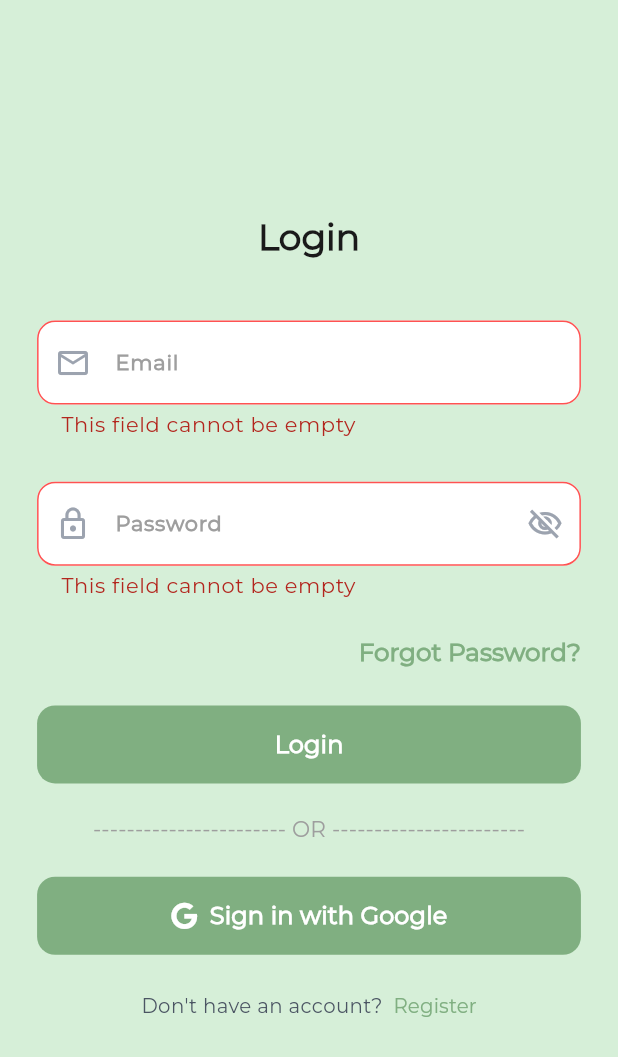
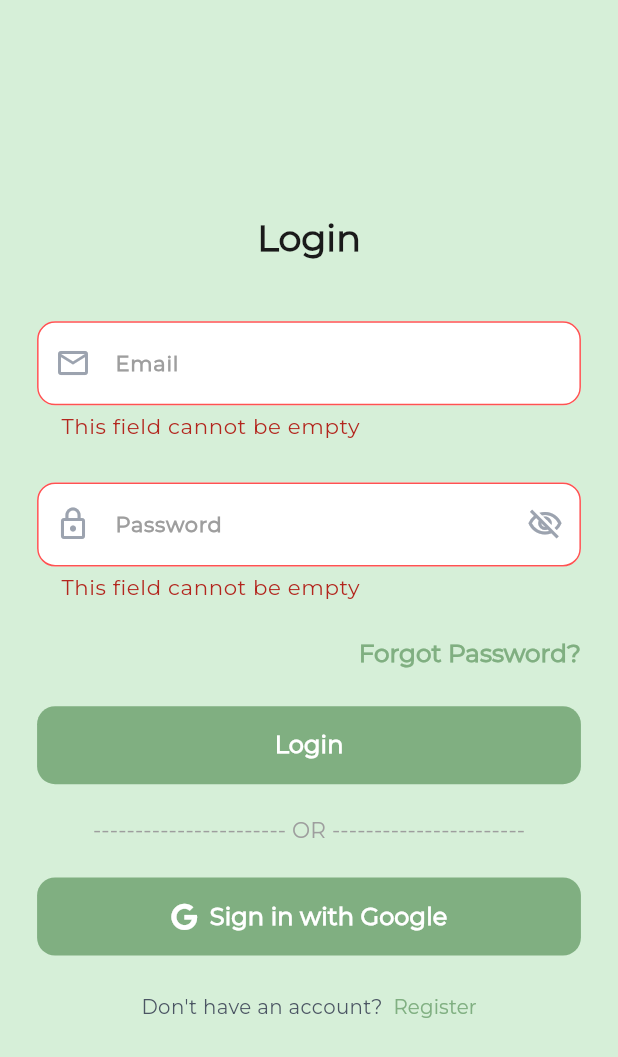
Before and after one commit to medo910/Depi-Project, a Flutter app: the screen it shows after launch, after a tap on "Skip", after a tap on "Login", on a phone screen of 412 x 824 dp. Shown: the top 1057 px of the screen. Run offline on Flutter 3.47's test engine with Material 3 defaults, Android fonts, the phone set to English and light mode, and no system bars; our stand-ins replace bloc, cached_network_image, cloud_firestore, dio, equatable, firebase_auth and 12 more; accounts and stored records are empty.

```diff
--- a/user_app/lib/core/theme/app_theme.dart
+++ b/user_app/lib/core/theme/app_theme.dart
@@ -1,15 +1,12 @@
 import 'package:flutter/material.dart';
-
-import '../utils/app_styles.dart';
-
-const String _fontFamily= 'Montserrat';
+import '../utils/app_styles.dart'; // تأكد إن الفايل ده متعدل ومستخدم فيه .sp
 
 class AppTheme {
+  // Light Theme
   static ThemeData lightTheme = ThemeData(
     scaffoldBackgroundColor: const Color(0xFFD6EFD8),
-    primaryColor: const Color(0xFF80AF81), // selected(dark) buttons, green text , user profile no photo
-    hintColor:  Color(0xFF508D4E),
-    // primaryColorLight:const Color(0xFF80AF81),
+    primaryColor: const Color(0xFF80AF81),
+    hintColor: const Color(0xFF508D4E),
     canvasColor: const Color(0xFF80AF81),
     appBarTheme: const AppBarTheme(
       backgroundColor: Colors.white,
@@ -27,158 +24,99 @@ class AppTheme {
       }),
     ),
     iconTheme: const IconThemeData(color: Colors.black),
-    textTheme: const  TextTheme(
-    // Display (الأكبر في الشاشة)
-    displayLarge: AppStyles.styleBold30Primary,   // 30px، رئيسي
-    displayMedium: AppStyles.styleBold24Dark,     // 24px، عناوين كبيرة
-    displaySmall: AppStyles.styleSemiBold24Dark,  // 24px، نسخة أخف
 
-    // Headline (عناوين فرعية)
-    headlineLarge: AppStyles.styleBold20Primary,  // 20px، رئيسي
-    headlineMedium: AppStyles.styleSemiBold20Dark, // 20px، أسود
-    headlineSmall: AppStyles.styleSemiBold18Dark, // 18px
+    // هنا بنستخدم الـ Styles اللي عملناها واللي المفروض تكون Responsive
+    textTheme: TextTheme(
+      displayLarge: AppStyles.styleBold30Primary,
+      displayMedium: AppStyles.styleBold24Dark,
+      displaySmall: AppStyles.styleSemiBold24Dark,
 
-    // Title (عناوين أصغر)
-    titleLarge: AppStyles.styleMedium18Muted,     // 18px، رمادي
-    titleMedium: AppStyles.styleMedium16Dark,     // 16px
-    titleSmall: AppStyles.styleMedium16Green,     // 16px أخضر
+      headlineLarge: AppStyles.styleBold20Primary,
+      headlineMedium: AppStyles.styleSemiBold20Dark,
+      headlineSmall: AppStyles.styleSemiBold18Dark,
 
-    // Body (النصوص العادية)
-    bodyLarge: AppStyles.styleMedium16Dark,       // 16px
-    bodyMedium: AppStyles.styleRegular16Muted,    // 16px رمادي
-    bodySmall: AppStyles.styleMedium14Dark,       // 14px
+      titleLarge: AppStyles.styleMedium18Muted,
+      titleMedium: AppStyles.styleMedium16Dark,
+      titleSmall: AppStyles.styleMedium16Green,
 
-    // Label (التسميات الصغيرة، أزرار ...)
-    labelLarge: AppStyles.styleMedium14Primary,   // 14px أخضر
-    labelMedium: AppStyles.styleMedium12Dark,     // 12px
-    labelSmall: AppStyles.styleRegular12Muted,    // 12px رمادي
-  ),
+      bodyLarge: AppStyles.styleMedium16Dark,
+      bodyMedium: AppStyles.styleRegular16Muted,
+      bodySmall: AppStyles.styleMedium14Dark,
+
+      labelLarge: AppStyles.styleMedium14Primary,
+      labelMedium: AppStyles.styleMedium12Dark,
+      labelSmall: AppStyles.styleRegular12Muted,
+    ),
   );
 
+  // Dark Theme (التعديل المهم هنا)
   static ThemeData darkTheme = ThemeData(
     brightness: Brightness.dark,
-    fontFamily: 'Montserrat',
-    scaffoldBackgroundColor: Color(0xFF1E1E1E),
-    primaryColor: Color(0xFF508D4E),
-    hintColor:  Color(0xFF508D4E),
-    canvasColor:const Color(0xFF2D2D2D),
+    fontFamily: 'Montserrat', // ده تمام عشان يبقى ديفولت
+    scaffoldBackgroundColor: const Color(0xFF1E1E1E),
+    primaryColor: const Color(0xFF508D4E),
+    hintColor: const Color(0xFF508D4E),
+    canvasColor: const Color(0xFF2D2D2D),
     appBarTheme: const AppBarTheme(
       backgroundColor: Color(0xFF2D2D2D),
       foregroundColor: Colors.white,
       elevation: 0,
     ),
-    // cardColor: Colors.white12 ,
-    cardColor: Color(0xFF2D2D2D),
+    cardColor: const Color(0xFF2D2D2D),
     switchTheme: SwitchThemeData(
       thumbColor: WidgetStateProperty.all(Colors.white),
       trackColor: WidgetStateProperty.resolveWith<Color>((states) {
         if (states.contains(WidgetState.selected)) {
-          return Color(0xFF508D4E);
+          return const Color(0xFF508D4E);
         }
         return Colors.grey;
       }),
     ),
     iconTheme: const IconThemeData(color: Colors.white),
-    textTheme: const TextTheme(
 
-      // Display (الأكبر في الشاشة)
-      displayLarge: TextStyle(
-        fontSize: 30,
-        fontWeight: FontWeight.w700,
-        fontFamily: _fontFamily,
-        color: Color(0xFFFFFFFF), // أبيض على دارك
-      ),
-      displayMedium: TextStyle(
-        fontSize: 24,
-        fontWeight: FontWeight.w700,
-        fontFamily: _fontFamily,
-        color: Color(0xFFFFFFFF),
-      ),
-      displaySmall: TextStyle(
-        fontSize: 24,
-        fontWeight: FontWeight.w600,
-        fontFamily: _fontFamily,
-        color: Color(0xFFE5E5E5), // أبيض فاتح شوي
+    // بدل ما نكتب الستايل من جديد، بناخد الستايل الأصلي ونغير لونه بس
+    textTheme: TextTheme(
+      // Display
+      displayLarge: AppStyles.styleBold30Primary.copyWith(color: Colors.white),
+      displayMedium: AppStyles.styleBold24Dark.copyWith(color: Colors.white),
+      displaySmall: AppStyles.styleSemiBold24Dark.copyWith(
+        color: const Color(0xFFE5E5E5),
       ),
 
-      // Headline (عناوين فرعية)
-      headlineLarge: TextStyle(
-        fontSize: 20,
-        fontWeight: FontWeight.w700,
-        fontFamily: _fontFamily,
-        color: Color(0xFF80AF81), // أخضر ثابت
+      // Headline
+      headlineLarge: AppStyles.styleBold20Primary.copyWith(
+        color: const Color(0xFF80AF81),
+      ), // نفس اللون بس كتبته للتأكيد
+      headlineMedium: AppStyles.styleSemiBold20Dark.copyWith(
+        color: Colors.white,
       ),
-      headlineMedium: TextStyle(
-        fontSize: 20,
-        fontWeight: FontWeight.w600,
-        fontFamily: _fontFamily,
-        color: Color(0xFFFFFFFF),
-      ),
-      headlineSmall: TextStyle(
-        fontSize: 18,
-        fontWeight: FontWeight.w600,
-        fontFamily: _fontFamily,
-        color: Color(0xFFE5E5E5),
+      headlineSmall: AppStyles.styleSemiBold18Dark.copyWith(
+        color: const Color(0xFFE5E5E5),
       ),
 
-      // Title (عناوين أصغر)
-      titleLarge: TextStyle(
-        fontSize: 18,
-        fontWeight: FontWeight.w500,
-        fontFamily: _fontFamily,
-        color: Color(0xFFD1D5DB), // رمادي فاتح
+      // Title
+      titleLarge: AppStyles.styleMedium18Muted.copyWith(
+        color: const Color(0xFFD1D5DB),
       ),
-      titleMedium: TextStyle(
-        fontSize: 16,
-        fontWeight: FontWeight.w500,
-        fontFamily: _fontFamily,
-        color: Color(0xFFFFFFFF),
-      ),
-      titleSmall: TextStyle(
-        fontSize: 16,
-        fontWeight: FontWeight.w500,
-        fontFamily: _fontFamily,
-        color: Color(0xFF16A34A), // أخضر ثابت
+      titleMedium: AppStyles.styleMedium16Dark.copyWith(color: Colors.white),
+      titleSmall: AppStyles.styleMedium16Green.copyWith(
+        color: const Color(0xFF16A34A),
       ),
 
-      // Body (النصوص العادية)
-      bodyLarge: TextStyle(
-        fontSize: 16,
-        fontWeight: FontWeight.w500,
-        fontFamily: _fontFamily,
-        color: Color(0xFFFFFFFF),
+      // Body
+      bodyLarge: AppStyles.styleMedium16Dark.copyWith(color: Colors.white),
+      bodyMedium: AppStyles.styleRegular16Muted.copyWith(
+        color: const Color(0xFFD1D5DB),
       ),
-      bodyMedium: TextStyle(
-        fontSize: 16,
-        fontWeight: FontWeight.w400,
-        fontFamily: _fontFamily,
-        color: Color(0xFFD1D5DB),
+      bodySmall: AppStyles.styleMedium14Dark.copyWith(color: Colors.white),
+
+      // Label
+      labelLarge: AppStyles.styleMedium14Primary.copyWith(
+        color: const Color(0xFF80AF81),
       ),
-      bodySmall: TextStyle(
-        fontSize: 14,
-        fontWeight: FontWeight.w500,
-        fontFamily: _fontFamily,
-        color: Color(0xFFFFFFFF),
-      ),
-
-      // Label (التسميات الصغيرة، أزرار ...)
-      labelLarge: TextStyle(
-        fontSize: 14,
-        fontWeight: FontWeight.w500,
-        fontFamily: _fontFamily,
-        color: Color(0xFF80AF81), // أخضر
-      ),
-      labelMedium: TextStyle(
-        fontSize: 12,
-        fontWeight: FontWeight.w500,
-        fontFamily: _fontFamily,
-        color: Color(0xFFFFFFFF),
-      ),
-      labelSmall: TextStyle(
-        fontSize: 12,
-        fontWeight: FontWeight.w400,
-        fontFamily: _fontFamily,
-        color: Color(0xFFD1D5DB),
+      labelMedium: AppStyles.styleMedium12Dark.copyWith(color: Colors.white),
+      labelSmall: AppStyles.styleRegular12Muted.copyWith(
+        color: const Color(0xFFD1D5DB),
       ),
     ),
   );
--- a/user_app/lib/core/utils/app_styles.dart
+++ b/user_app/lib/core/utils/app_styles.dart
@@ -1,124 +1,127 @@
 import 'package:flutter/widgets.dart';
+import 'package:flutter_screenutil/flutter_screenutil.dart'; // لازم تعمل import
 
 abstract class AppStyles {
   static const String _fontFamily = 'Montserrat';
 
+  // ملاحظة: شيلنا const وبقينا نستخدم .sp
+
   // 12px
-  static const TextStyle styleRegular12Muted = TextStyle(
-    fontSize: 12,
+  static TextStyle styleRegular12Muted = TextStyle(
+    fontSize: 12.sp, // هنا السحر، الخط بيكبر ويصغر حسب الشاشة
     fontWeight: FontWeight.w400,
     fontFamily: _fontFamily,
-    color: Color(0xFF4B5563), // muted
+    color: const Color(0xFF4B5563),
   );
 
-  static const TextStyle styleMedium12Dark = TextStyle(
-    fontSize: 12,
+  static TextStyle styleMedium12Dark = TextStyle(
+    fontSize: 12.sp,
     fontWeight: FontWeight.w500,
     fontFamily: _fontFamily,
-    color: Color(0xFF1A1A1A), // foreground
+    color: const Color(0xFF1A1A1A),
   );
 
-  static const TextStyle styleSemiBold12Red = TextStyle(
-    fontSize: 12,
+  static TextStyle styleSemiBold12Red = TextStyle(
+    fontSize: 12.sp,
     fontWeight: FontWeight.w600,
     fontFamily: _fontFamily,
-    color: Color(0xFFDC2626), // destructive
+    color: const Color(0xFFDC2626),
   );
 
   // 14px
-  static const TextStyle styleRegular14Muted = TextStyle(
-    fontSize: 14,
+  static TextStyle styleRegular14Muted = TextStyle(
+    fontSize: 14.sp,
     fontWeight: FontWeight.w400,
     fontFamily: _fontFamily,
-    color: Color(0xFF4B5563), // muted
+    color: const Color(0xFF4B5563),
   );
 
-  static const TextStyle styleMedium14Dark = TextStyle(
-    fontSize: 14,
+  static TextStyle styleMedium14Dark = TextStyle(
+    fontSize: 14.sp,
     fontWeight: FontWeight.w500,
     fontFamily: _fontFamily,
-    color: Color(0xFF1A1A1A), // foreground
+    color: const Color(0xFF1A1A1A),
   );
 
-  static const TextStyle styleMedium14Primary = TextStyle(
-    fontSize: 14,
+  static TextStyle styleMedium14Primary = TextStyle(
+    fontSize: 14.sp,
     fontWeight: FontWeight.w500,
     fontFamily: _fontFamily,
-    color: Color(0xFF80AF81), // primary
+    color: const Color(0xFF80AF81),
   );
 
   // 16px
-  static const TextStyle styleMedium16Dark = TextStyle(
-    fontSize: 16,
+  static TextStyle styleMedium16Dark = TextStyle(
+    fontSize: 16.sp,
     fontWeight: FontWeight.w500,
     fontFamily: _fontFamily,
-    color: Color(0xFF1A1A1A), // foreground
+    color: const Color(0xFF1A1A1A),
   );
 
-  static const TextStyle styleRegular16Muted = TextStyle(
-    fontSize: 16,
+  static TextStyle styleRegular16Muted = TextStyle(
+    fontSize: 16.sp,
     fontWeight: FontWeight.w400,
     fontFamily: _fontFamily,
-    color: Color(0xFF4B5563), // muted
+    color: const Color(0xFF4B5563),
   );
 
-  static const TextStyle styleMedium16Green = TextStyle(
-    fontSize: 16,
+  static TextStyle styleMedium16Green = TextStyle(
+    fontSize: 16.sp,
     fontWeight: FontWeight.w500,
     fontFamily: _fontFamily,
-    color: Color(0xFF16A34A), // success
+    color: const Color(0xFF16A34A),
   );
 
   // 18px
-  static const TextStyle styleSemiBold18Dark = TextStyle(
-    fontSize: 18,
+  static TextStyle styleSemiBold18Dark = TextStyle(
+    fontSize: 18.sp,
     fontWeight: FontWeight.w600,
     fontFamily: _fontFamily,
-    color: Color(0xFF1A1A1A), // foreground
+    color: const Color(0xFF1A1A1A),
   );
 
-  static const TextStyle styleMedium18Muted = TextStyle(
-    fontSize: 18,
+  static TextStyle styleMedium18Muted = TextStyle(
+    fontSize: 18.sp,
     fontWeight: FontWeight.w500,
     fontFamily: _fontFamily,
-    color: Color(0xFF4B5563), // muted
+    color: const Color(0xFF4B5563),
   );
 
   // 20px
-  static const TextStyle styleSemiBold20Dark = TextStyle(
-    fontSize: 20,
+  static TextStyle styleSemiBold20Dark = TextStyle(
+    fontSize: 20.sp,
     fontWeight: FontWeight.w600,
     fontFamily: _fontFamily,
-    color: Color(0xFF1A1A1A), // foreground
+    color: const Color(0xFF1A1A1A),
   );
 
-  static const TextStyle styleBold20Primary = TextStyle(
-    fontSize: 20,
+  static TextStyle styleBold20Primary = TextStyle(
+    fontSize: 20.sp,
     fontWeight: FontWeight.w700,
     fontFamily: _fontFamily,
-    color: Color(0xFF80AF81), // primary
+    color: const Color(0xFF80AF81),
   );
 
   // 24px
-  static const TextStyle styleSemiBold24Dark = TextStyle(
-    fontSize: 24,
+  static TextStyle styleSemiBold24Dark = TextStyle(
+    fontSize: 24.sp,
     fontWeight: FontWeight.w600,
     fontFamily: _fontFamily,
-    color: Color(0xFF1A1A1A),
+    color: const Color(0xFF1A1A1A),
   );
 
-  static const TextStyle styleBold24Dark = TextStyle(
-    fontSize: 24,
+  static TextStyle styleBold24Dark = TextStyle(
+    fontSize: 24.sp,
     fontWeight: FontWeight.w700,
     fontFamily: _fontFamily,
-    color: Color(0xFF1A1A1A),
+    color: const Color(0xFF1A1A1A),
   );
 
   // 30px
-  static const TextStyle styleBold30Primary = TextStyle(
-    fontSize: 30,
+  static TextStyle styleBold30Primary = TextStyle(
+    fontSize: 30.sp,
     fontWeight: FontWeight.w700,
     fontFamily: _fontFamily,
-    color: Color(0xFF80AF81),
+    color: const Color(0xFF80AF81),
   );
 }
--- a/user_app/lib/features/onboarding/presentation/widgets/onboarding_slide_widget.dart
+++ b/user_app/lib/features/onboarding/presentation/widgets/onboarding_slide_widget.dart
@@ -35,16 +35,11 @@ class OnboardingSlideWidget extends StatelessWidget {
                   alignment: Alignment.topRight,
                   child: TextButton(
                     onPressed: () => AppRouter.router.go(AppRouter.kLogin),
-                    child: const Text(
-                      'Skip',
-                      style: AppStyles.styleMedium16Dark,
-                    ),
+                    child: Text('Skip', style: AppStyles.styleMedium16Dark),
                   ),
                 ),
 
                 SizedBox(height: size.height * 0.03),
-
-                // الدائرة بقيت نسبية (25% من عرض الشاشة)
                 AnimatedContainer(
                   duration: const Duration(milliseconds: 600),
                   curve: Curves.easeInOutBack,
@@ -69,7 +64,7 @@ class OnboardingSlideWidget extends StatelessWidget {
                 Text(
                   title,
                   style: AppStyles.styleBold24Dark.copyWith(
-                    fontSize: size.width * 0.065, // تحكم في حجم الخط
+                    fontSize: size.width * 0.065,
                   ),
                   textAlign: TextAlign.center,
                 ),
--- a/user_app/lib/features/onboarding/presentation/widgets/page_indicator_widget.dart
+++ b/user_app/lib/features/onboarding/presentation/widgets/page_indicator_widget.dart
@@ -19,9 +19,8 @@ class PageIndicatorsWidget extends StatelessWidget {
         return AnimatedContainer(
           duration: const Duration(milliseconds: 300),
 
-          // المسافة بينهم نسبية بسيطة
           margin: const EdgeInsets.symmetric(horizontal: 4),
-          width: isActive ? 12 : 8, // الحجم الثابت هنا مقبول للـ indicators
+          width: isActive ? 12 : 8,
           height: isActive ? 12 : 8,
           decoration: BoxDecoration(
             color:
--- a/user_app/lib/features/profile/presentation/views/profile_screen.dart
+++ b/user_app/lib/features/profile/presentation/views/profile_screen.dart
@@ -88,7 +88,7 @@ class ProfileScreen extends StatelessWidget {
                               ),
                               IconButton(
                                 onPressed: () {
-                                  AppRouter.router.go(AppRouter.kEditProfile);
+                                  AppRouter.router.push(AppRouter.kEditProfile);
                                 },
                                 icon: Icon(Icons.edit),
                               ),
--- a/user_app/lib/main.dart
+++ b/user_app/lib/main.dart
@@ -7,6 +7,7 @@ import 'package:depi_app/features/checkout/presentation/manager/checkout_cubit.d
 import 'package:flutter/material.dart';
 import 'package:firebase_core/firebase_core.dart';
 import 'package:flutter_bloc/flutter_bloc.dart';
+import 'package:flutter_screenutil/flutter_screenutil.dart';
 import 'core/manager/app_settings_cubit.dart';
 import 'core/manager/app_settings_state.dart';
 import 'core/theme/app_theme.dart';
@@ -51,6 +52,11 @@ class DepiApp extends StatelessWidget {
       ],
       child: BlocBuilder<AppSettingsCubit, AppSettingsState>(
         builder: (context, state) {
+          return ScreenUtilInit(
+            designSize: const Size(375, 812),
+            minTextAdapt: true,
+            splitScreenMode: true,
+            builder: (context, child) {
               return MaterialApp.router(
                 routerConfig: AppRouter.router,
                 debugShowCheckedModeBanner: false,
@@ -60,6 +66,16 @@ class DepiApp extends StatelessWidget {
                 themeMode: state.isDarkMode ? ThemeMode.dark : ThemeMode.light,
               );
             },
+            // child: MaterialApp.router(
+            //   routerConfig: AppRouter.router,
+            //   debugShowCheckedModeBanner: false,
+            //   title: 'Kite Shopping',
+            //   theme: AppTheme.lightTheme,
+            //   darkTheme: AppTheme.darkTheme,
+            //   themeMode: state.isDarkMode ? ThemeMode.dark : ThemeMode.light,
+            // ),
+          );
+        },
       ),
     );
   }
--- a/user_app/pubspec.yaml
+++ b/user_app/pubspec.yaml
@@ -48,6 +48,8 @@ dependencies:
   convex_bottom_bar: ^3.2.0
   lottie: ^3.3.2
   shared_preferences: ^2.5.3
+  flutter_screenutil: ^5.9.0
+  dio: ^5.9.0
 
 dev_dependencies:
   flutter_test:
```
Also changed, not shown: user_app/lib/core/errors/failures.dart (added, +75 -0 lines), user_app/lib/features/auth/presentation/manager/auth_cubit/auth_cubit.dart (+24 -6 lines), user_app/lib/features/checkout/presentation/views/checkout_screen.dart (+54 -19 lines), user_app/pubspec.lock. Lines whose indentation alone changed are shown as unchanged.
